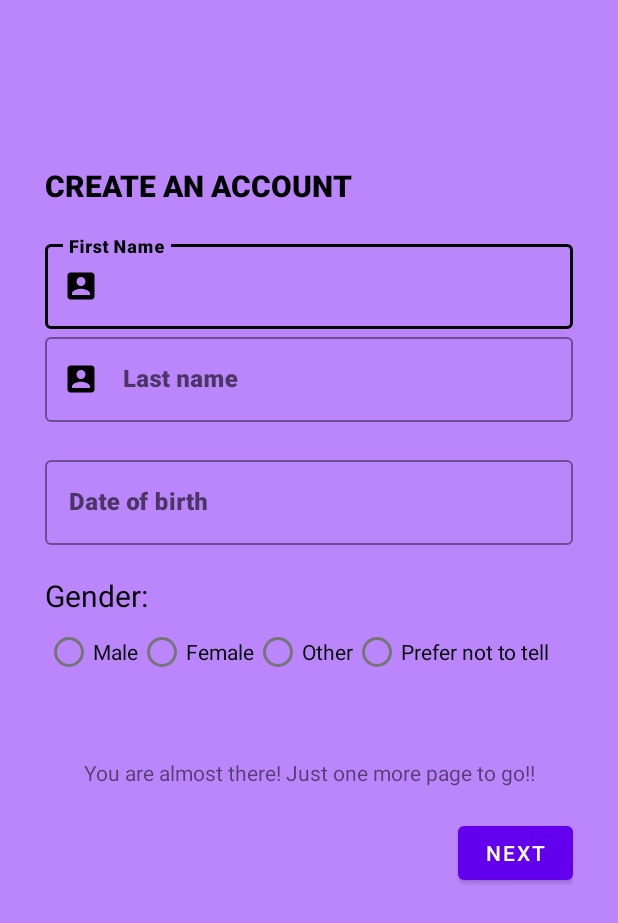
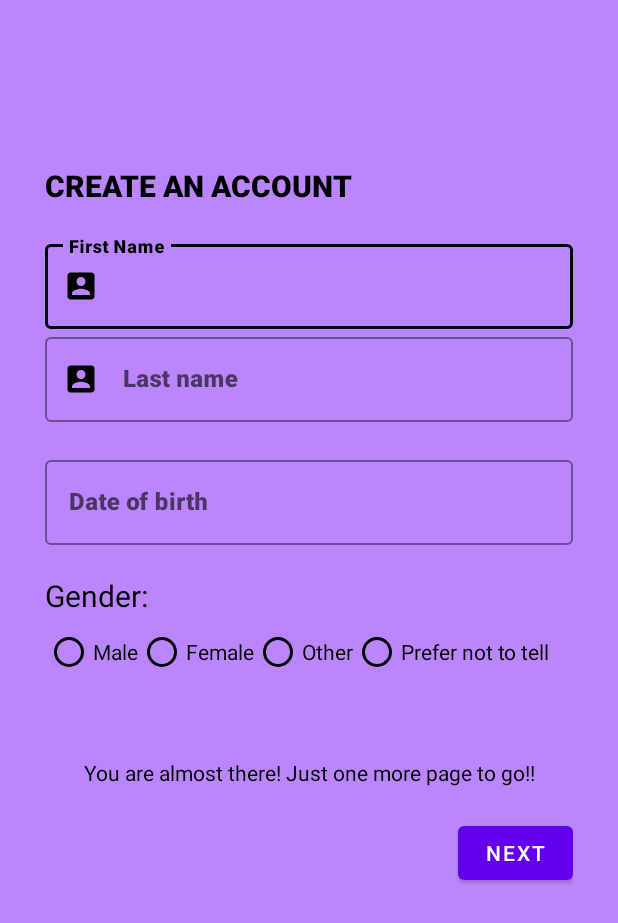
Before and after one commit to MeghaHV/Login_Screen, an Android app: the UserInfoPage1 screen opened directly, with no data from a screen before it, on a phone screen of 412 x 824 dp. Shown: the top 923 px of the screen. Run offline under Robolectric (Android 15) with nearby library versions, the phone set to English and light mode, and no system bars.

Commit message:
initial commit

```diff
--- a/app/src/main/res/layout/activity_main.xml
+++ b/app/src/main/res/layout/activity_main.xml
@@ -113,7 +113,7 @@
                 android:background="@color/purple_700"
                 android:text="@string/login_button"
                 android:onClick="callLoginScreen"
-                android:textColor="@color/black"
+                android:textColor="@color/white"
                 android:layout_margin="20dp"/>
 
             <com.google.android.material.button.MaterialButton
--- a/app/src/main/res/layout/activity_user_info_page1.xml
+++ b/app/src/main/res/layout/activity_user_info_page1.xml
@@ -118,22 +118,31 @@
                 <com.google.android.material.radiobutton.MaterialRadioButton
                     android:layout_width="wrap_content"
                     android:layout_height="wrap_content"
-                    android:text="@string/male" />
+                    android:text="@string/male"
+                    android:textColor="@color/black"
+                    android:buttonTint="@color/black"/>
 
                 <com.google.android.material.radiobutton.MaterialRadioButton
                     android:layout_width="wrap_content"
                     android:layout_height="wrap_content"
-                    android:text="@string/female" />
+                    android:text="@string/female"
+                    android:textColor="@color/black"
+                    android:buttonTint="@color/black"/>
 
                 <com.google.android.material.radiobutton.MaterialRadioButton
                     android:layout_width="wrap_content"
                     android:layout_height="wrap_content"
-                    android:text="@string/other" />
+                    android:text="@string/other"
+                    android:textColor="@color/black"
+                    android:buttonTint="@color/black"/>
 
                 <com.google.android.material.radiobutton.MaterialRadioButton
                     android:layout_width="wrap_content"
                     android:layout_height="wrap_content"
-                    android:text="@string/prefer_not_to_tell" />
+                    android:text="@string/prefer_not_to_tell"
+                    android:gravity="center_vertical"
+                    android:textColor="@color/black"
+                    android:buttonTint="@color/black"/>
             </RadioGroup>
 
 
@@ -144,6 +153,7 @@
             android:layout_height="wrap_content"
             android:text="@string/page1_message"
             android:textAlignment="center"
+            android:textColor="@color/black"
             android:layout_marginTop="30dp"/>
 
         <androidx.appcompat.widget.LinearLayoutCompat
```
